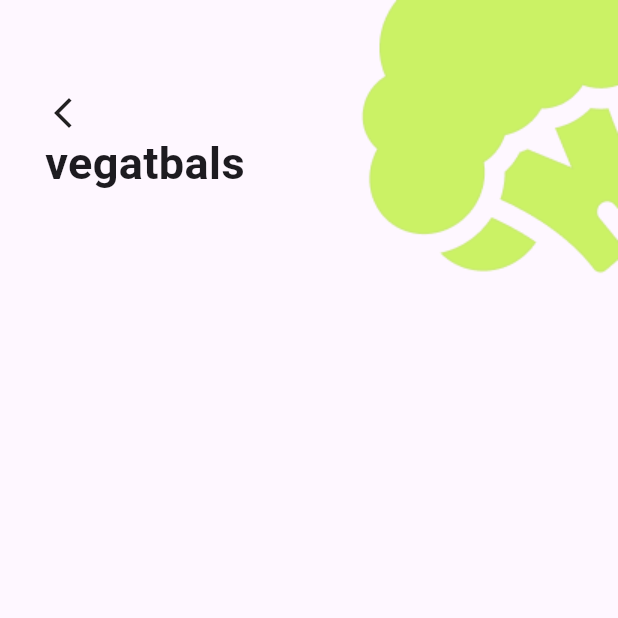
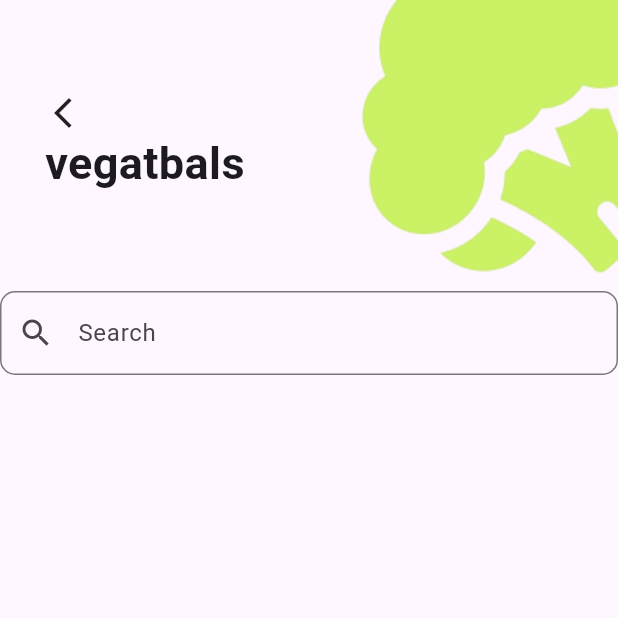
Before and after one commit to Mohamedwaelfaro/iti-flutter, a Flutter app: the screen it shows after launch, on a phone screen of 412 x 824 dp, the top half of it. Run offline on Flutter 3.47's test engine with Material 3 defaults, Android fonts, the phone set to English and light mode, and no system bars.

Commit message:
sererch ui

```diff
--- a/lib/screens/vegatbals_screen.dart
+++ b/lib/screens/vegatbals_screen.dart
@@ -39,6 +39,15 @@ class _VegatbalsScreenState extends State<VegatbalsScreen> {
               Image.asset('assets/Vegetables.png'),
             ],
           ),
+          TextFormField(
+            decoration: InputDecoration(
+              hintText: 'Search',
+              prefixIcon: Icon(Icons.search),
+              border: OutlineInputBorder(
+                borderRadius: BorderRadius.circular(10),
+              ),
+            ),
+          )
         ],
       ),
     );
```
